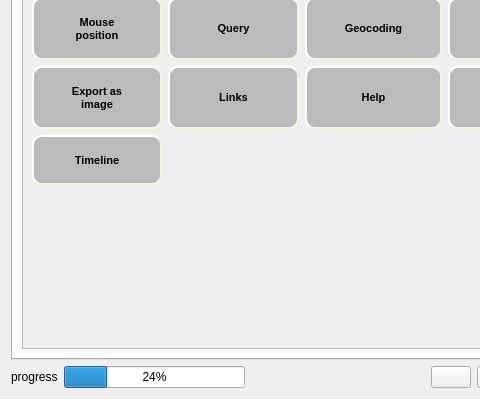
First picture: the form in webappbuilder/ui_maindialog.ui, repository planetfederal/qgis-webappbuilder-plugin, before the edit; both pictures show x 0 to 480 and y 286 to 685 of the 746 by 685 pixel window.
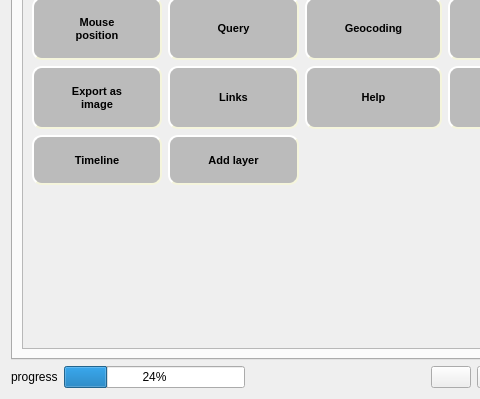
Second picture: the form after the edit. The open tabs and pages were chosen to show the change. Icons and pictures are not drawn.

Commit message: added 'add layer' control

```diff
--- a/webappbuilder/ui_maindialog.ui
+++ b/webappbuilder/ui_maindialog.ui
@@ -335,7 +335,7 @@
           <property name="geometry">
            <rect>
             <x>0</x>
-            <y>0</y>
+            <y>-65</y>
             <width>685</width>
             <height>635</height>
            </rect>
@@ -1528,7 +1528,51 @@
              </property>
             </widget>
            </item>
-           <item row="6" column="0" colspan="2">
+           <item row="5" column="1">
+            <widget class="QToolButton" name="addLayerButton">
+             <property name="sizePolicy">
+              <sizepolicy hsizetype="Preferred" vsizetype="Preferred">
+               <horstretch>0</horstretch>
+               <verstretch>0</verstretch>
+              </sizepolicy>
+             </property>
+             <property name="styleSheet">
+              <string notr="true">QToolButton {
+     background-color: #bbbbbb;
+     border-style: outset;
+     border-width: 2px;
+     border-radius: 10px;
+     border-color: beige;
+     font: bold 11px;
+     padding: 15px;
+ }
+ QToolButton:checked {
+     background-color: #9ABEED;
+     border-style: inset;
+ }</string>
+             </property>
+             <property name="text">
+              <string>Add layer</string>
+             </property>
+             <property name="icon">
+              <iconset resource="resources.qrc">
+               <normaloff>:/plugins/qgis2ol/icons/puzzle.png</normaloff>:/plugins/qgis2ol/icons/puzzle.png</iconset>
+             </property>
+             <property name="iconSize">
+              <size>
+               <width>32</width>
+               <height>32</height>
+              </size>
+             </property>
+             <property name="checkable">
+              <bool>true</bool>
+             </property>
+             <property name="toolButtonStyle">
+              <enum>Qt::ToolButtonTextUnderIcon</enum>
+             </property>
+            </widget>
+           </item>
+           <item row="6" column="0">
             <spacer name="verticalSpacer_3">
              <property name="orientation">
               <enum>Qt::Vertical</enum>
```
Left out of the diff: 1 changed line with no effect on the pictures. The commit also changes 4 other files.
